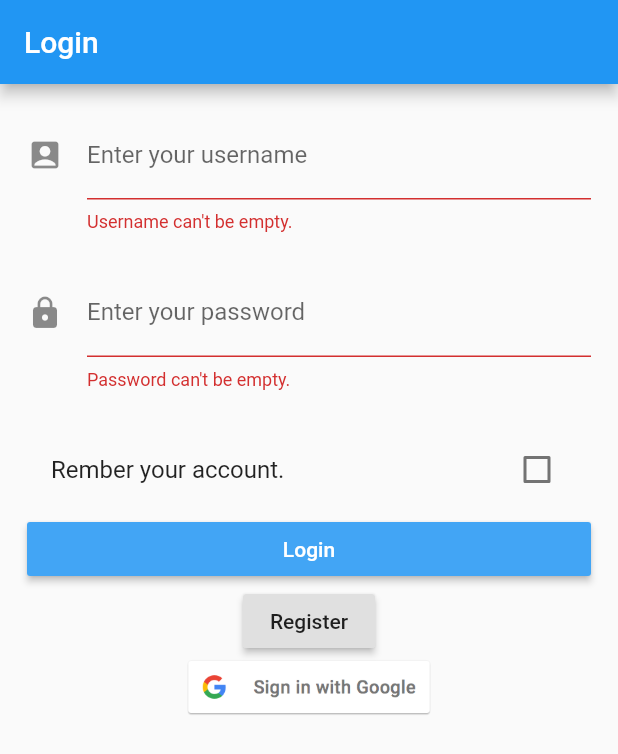
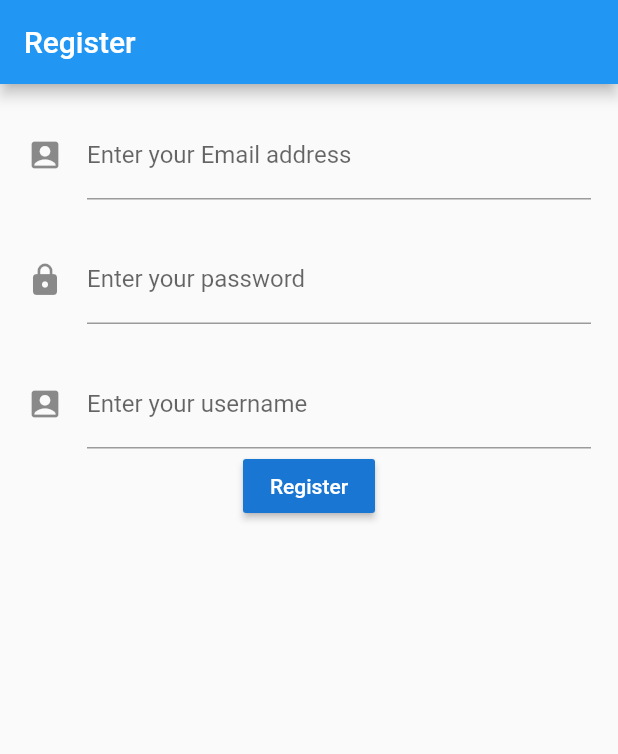
Before and after one commit to az862020/car_repair, a Flutter app: the screen it shows after launch, after a tap on "Login", after a tap on "Register", on a phone screen of 412 x 824 dp. Shown: the top 754 px of the screen. Run offline on Flutter 3.47's test engine with Material 2 defaults, Android fonts, the phone set to English and light mode, and no system bars; our stand-ins replace firebase_auth, google_sign_in, shared_preferences; accounts and stored records are empty.

Commit message:
1. add the page route: to register page; to home page. 2. add data when login -> home; register -> login. but havn't test.
TODO:
1. register page's widget should be done.
2. test the data's send and recive transform.

```diff
--- a/lib/login/LoginPage.dart
+++ b/lib/login/LoginPage.dart
@@ -5,6 +5,9 @@ import 'package:firebase_auth/firebase_auth.dart';
 import 'package:google_sign_in/google_sign_in.dart';
 import 'package:google_sign_in/widgets.dart';
 import 'package:shared_preferences/shared_preferences.dart';
+
+import 'package:car_repair/home.dart';
+import 'package:car_repair/register/RegisterPage.dart';
 
 final String RemberSet = 'rember';
 final String UsernameSet = 'rember_username';
@@ -139,6 +142,9 @@ class _LoginPageFormState extends State<LoginPageForm> {
                   if (!isLoading) {
                     falseHttp();
                   } else {
+                    //may be here should add a tips
+                    // to tell user don't click when requesting.
+
 //                    Scaffold.of(context).showSnackBar(SnackBar(
 //                      content: Text(' you are loading, plz wait.'),
 //                    ));
@@ -149,16 +155,24 @@ class _LoginPageFormState extends State<LoginPageForm> {
               color: Colors.blue[400],
             ),
             RaisedButton(
-              child: Text('Register'),
-              onPressed: (){
-                //todo go register page.
-                Navigator.of(context);
+              child: Text(
+                'Register',
+                style: TextStyle(color: Colors.white),
+              ),
+              color: Colors.blue[700],
+              onPressed: () {
+                gotoRegister(context);
               },
             ),
             GestureDetector(
               onTap: () {
                 print('tap');
-                loginGoogle();
+                loginGoogle().then((user) {
+                  gotoHome(user, context);
+                }).catchError((e) {
+                  Scaffold.of(context).showSnackBar(
+                      SnackBar(content: Text('Login failed! $e')));
+                });
               },
               child: Image.asset(
                 'assets/images/signin_google.png',
@@ -185,25 +199,22 @@ class _LoginPageFormState extends State<LoginPageForm> {
         Scaffold.of(context).showSnackBar(SnackBar(content: Text('Logined!')));
         setRemberSet();
 
-        //todo go homepage
-
-
+        gotoHome(user, context);
       });
     }).catchError((e) {
-      print(e);
       print('!!! $e');
       //when failed.
       setState(() {
         isLoading = false;
-        if(e == 'ERROR NETWORK REQUEST FAILED, A network error (such as timeout, interrupted connection or unreachable host'){
-
-          Scaffold.of(context)
-              .showSnackBar(SnackBar(content: Text('Login failed! Google Service is not running. Run Google Play Store first and try again.')));
-        }else{
+        if (e ==
+            'ERROR NETWORK REQUEST FAILED, A network error (such as timeout, interrupted connection or unreachable host') {
+          Scaffold.of(context).showSnackBar(SnackBar(
+              content: Text(
+                  'Login failed! Google Service is not running. Run Google Play Store first and try again.')));
+        } else {
           Scaffold.of(context)
               .showSnackBar(SnackBar(content: Text('Login failed! $e')));
         }
-
       });
     });
   }
@@ -234,6 +245,26 @@ class _LoginPageFormState extends State<LoginPageForm> {
     return user;
   }
 
+  //跳转注册界面,并且还会接收注册成功后新创建的user.
+  gotoRegister(BuildContext context) async {
+    Navigator.push(context, MaterialPageRoute(builder: (context) {
+      return RegisterPage();
+    })).then((user) {
+      if (user != null) {
+        Navigator.push(context, MaterialPageRoute(builder: (context) {
+          return HomePage(user: user);
+        }));
+      }
+    });
+  }
+
+  //登录成功,获取到了用户信息,携带user跳转home.
+  gotoHome(FirebaseUser user, BuildContext context) {
+    Navigator.push(context, MaterialPageRoute(builder: (context) {
+      return HomePage(user: user);
+    }));
+  }
+
   //获取是否记住账号密码.
   void getRemberSet() async {
     SharedPreferences sharedPreferences = await SharedPreferences.getInstance();
--- a/lib/register/RegisterPage.dart
+++ b/lib/register/RegisterPage.dart
@@ -9,8 +9,103 @@ class RegisterPage extends StatelessWidget{
   Widget build(BuildContext context) {
     return MaterialApp(
       title: mTitle,
-
+      home: Scaffold(
+        appBar: AppBar(title: Text(mTitle),),
+        body: RegisterState(),
+      ),
     );
   }
 
 }
+
+class RegisterState extends StatefulWidget{
+
+  @override
+  State<StatefulWidget> createState() {
+    return _RegisterState();
+  }
+
+}
+
+class _RegisterState extends State<RegisterState> {
+  final _formKey = GlobalKey<FormState>();
+
+  final usernameController = TextEditingController();
+  final passwordController = TextEditingController();
+  final passwordAgainController = TextEditingController();
+
+  @override
+  Widget build(BuildContext context) {
+    return Form(
+      key: _formKey,
+      child: Padding(
+        padding: EdgeInsets.all(18.0),
+        child: Column(
+          children: <Widget>[
+            TextFormField(
+              controller: usernameController,
+              validator: (string) {
+                if (string.isEmpty) return 'email can\'t be empty.';
+                if (!isEmail(string)) return 'this is not a Email address.';
+
+              },
+              decoration: InputDecoration(
+                  labelText: 'Enter your Email address',
+                  hintText: 'Just can be Email',
+                  icon: Icon(Icons.account_box)),
+            ),
+            Padding(
+              padding: const EdgeInsets.symmetric(vertical: 24.0),
+              child: TextFormField(
+                controller: passwordController,
+                obscureText: true,
+                validator: (string) {
+                  if (string.isEmpty) return 'Password can\'t be empty.';
+                  if (string.length < 6 || string.length > 15) return 'Password should be 6 - 15.';
+                },
+                decoration: InputDecoration(
+                    labelText: 'Enter your password',
+                    hintText: 'Just can not be empty',
+                    icon: Icon(Icons.lock)),
+              ),
+            ),
+            TextFormField(
+              controller: passwordAgainController,
+              validator: (string) {
+                if (string.isEmpty) return 'Password can\'t be empty.';
+                if (string.length < 6 || string.length > 15) return 'Password should be 6 - 15.';
+                if (string != passwordController.text) return 'Password is different.';
+              },
+              decoration: InputDecoration(
+                  labelText: 'Enter your username',
+                  hintText: 'Just can not be empty',
+                  icon: Icon(Icons.account_box)),
+            ),
+
+            Container(
+              height: 1.0,
+            ),
+
+            RaisedButton(
+              child: Text(
+                'Register',
+                style: TextStyle(color: Colors.white),
+              ),
+              color: Colors.blue[700],
+              onPressed: () {
+                Navigator.push(context, MaterialPageRoute(builder: (context) {
+                  RegisterPage();
+                }));
+              },
+            ),
+
+          ],
+        ),
+      ),
+    );;
+  }
+
+  static bool isEmail(String str) {
+    return new RegExp('^[a-zA-Z0-9_-]+@[a-zA-Z0-9_-]+(\.[a-zA-Z0-9_-]+)+\$').hasMatch(str);
+  }
+}
```
Also changed, not shown: lib/home.dart (+26 -1 lines).
